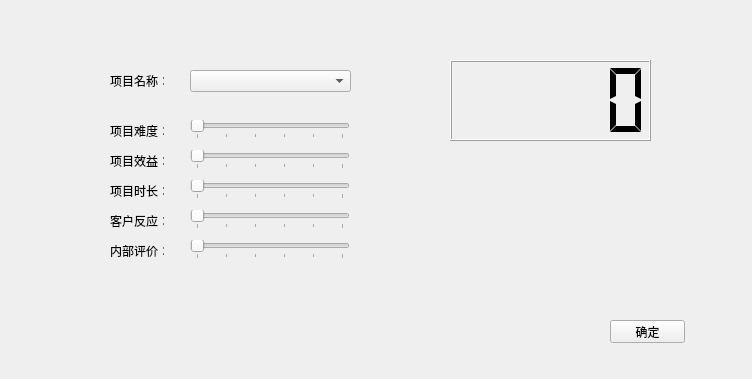
Old version of the form projectgrade.ui in the repository neverlandgy/teamhelper.
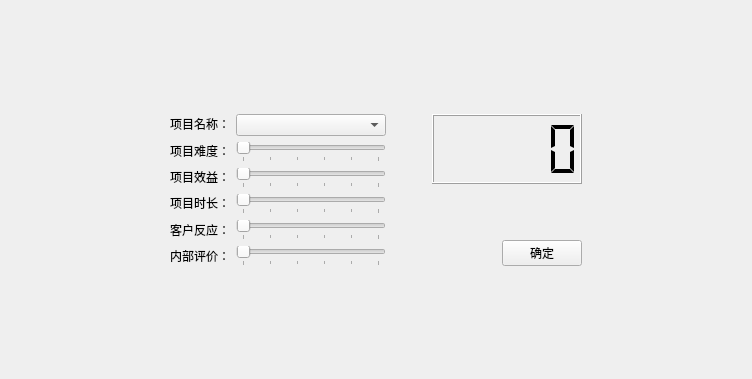
New version of the form.

```diff
--- a/projectgrade.ui
+++ b/projectgrade.ui
@@ -19,54 +19,86 @@
   <property name="frameShadow">
    <enum>QFrame::Raised</enum>
   </property>
+  <layout class="QGridLayout" name="gridLayout">
+   <item row="1" column="2">
+    <spacer name="horizontalSpacer_3">
+     <property name="orientation">
+      <enum>Qt::Horizontal</enum>
+     </property>
+     <property name="sizeType">
+      <enum>QSizePolicy::Expanding</enum>
+     </property>
+     <property name="sizeHint" stdset="0">
+      <size>
+       <width>40</width>
+       <height>20</height>
+      </size>
+     </property>
+    </spacer>
+   </item>
+   <item row="1" column="0">
+    <spacer name="horizontalSpacer_2">
+     <property name="orientation">
+      <enum>Qt::Horizontal</enum>
+     </property>
+     <property name="sizeType">
+      <enum>QSizePolicy::Expanding</enum>
+     </property>
+     <property name="sizeHint" stdset="0">
+      <size>
+       <width>40</width>
+       <height>20</height>
+      </size>
+     </property>
+    </spacer>
+   </item>
+   <item row="0" column="1">
+    <spacer name="verticalSpacer_2">
+     <property name="orientation">
+      <enum>Qt::Vertical</enum>
+     </property>
+     <property name="sizeHint" stdset="0">
+      <size>
+       <width>20</width>
+       <height>40</height>
+      </size>
+     </property>
+    </spacer>
+   </item>
+   <item row="1" column="1">
+    <layout class="QHBoxLayout" name="horizontalLayout">
+     <item>
+      <layout class="QVBoxLayout" name="verticalLayout">
+       <item>
+        <widget class="QLabel" name="label_6">
+         <property name="text">
+          <string>项目名称：</string>
+         </property>
+        </widget>
+       </item>
+       <item>
   <widget class="QLabel" name="label">
-   <property name="geometry">
-    <rect>
-     <x>110</x>
-     <y>120</y>
-     <width>54</width>
-     <height>21</height>
-    </rect>
-   </property>
    <property name="text">
     <string>项目难度：</string>
    </property>
   </widget>
+       </item>
+       <item>
   <widget class="QLabel" name="label_2">
-   <property name="geometry">
-    <rect>
-     <x>110</x>
-     <y>150</y>
-     <width>54</width>
-     <height>21</height>
-    </rect>
-   </property>
    <property name="text">
     <string>项目效益：</string>
    </property>
   </widget>
+       </item>
+       <item>
   <widget class="QLabel" name="label_3">
-   <property name="geometry">
-    <rect>
-     <x>110</x>
-     <y>180</y>
-     <width>54</width>
-     <height>21</height>
-    </rect>
-   </property>
    <property name="text">
     <string>项目时长：</string>
    </property>
   </widget>
+       </item>
+       <item>
   <widget class="QLabel" name="label_4">
-   <property name="geometry">
-    <rect>
-     <x>110</x>
-     <y>210</y>
-     <width>54</width>
-     <height>21</height>
-    </rect>
-   </property>
    <property name="frameShape">
     <enum>QFrame::NoFrame</enum>
    </property>
@@ -74,27 +106,47 @@
     <string>客户反应：</string>
    </property>
   </widget>
+       </item>
+       <item>
   <widget class="QLabel" name="label_5">
-   <property name="geometry">
-    <rect>
-     <x>110</x>
-     <y>240</y>
-     <width>54</width>
-     <height>21</height>
-    </rect>
-   </property>
    <property name="text">
     <string>内部评价：</string>
    </property>
   </widget>
+       </item>
+      </layout>
+     </item>
+     <item>
+      <layout class="QVBoxLayout" name="verticalLayout_2">
+       <item>
+        <widget class="QComboBox" name="comboBox">
+         <property name="sizePolicy">
+          <sizepolicy hsizetype="Fixed" vsizetype="Fixed">
+           <horstretch>0</horstretch>
+           <verstretch>0</verstretch>
+          </sizepolicy>
+         </property>
+         <property name="minimumSize">
+          <size>
+           <width>150</width>
+           <height>0</height>
+          </size>
+         </property>
+        </widget>
+       </item>
+       <item>
   <widget class="QSlider" name="horizontalSlider_Diff">
-   <property name="geometry">
-    <rect>
-     <x>190</x>
-     <y>120</y>
-     <width>160</width>
-     <height>19</height>
-    </rect>
+         <property name="sizePolicy">
+          <sizepolicy hsizetype="Fixed" vsizetype="Fixed">
+           <horstretch>0</horstretch>
+           <verstretch>0</verstretch>
+          </sizepolicy>
+         </property>
+         <property name="minimumSize">
+          <size>
+           <width>150</width>
+           <height>0</height>
+          </size>
    </property>
    <property name="layoutDirection">
     <enum>Qt::RightToLeft</enum>
@@ -121,14 +173,20 @@
     <enum>QSlider::TicksBelow</enum>
    </property>
   </widget>
+       </item>
+       <item>
   <widget class="QSlider" name="horizontalSlider_Benefit">
-   <property name="geometry">
-    <rect>
-     <x>190</x>
-     <y>150</y>
-     <width>160</width>
-     <height>19</height>
-    </rect>
+         <property name="sizePolicy">
+          <sizepolicy hsizetype="Fixed" vsizetype="Fixed">
+           <horstretch>0</horstretch>
+           <verstretch>0</verstretch>
+          </sizepolicy>
+         </property>
+         <property name="minimumSize">
+          <size>
+           <width>150</width>
+           <height>0</height>
+          </size>
    </property>
    <property name="layoutDirection">
     <enum>Qt::RightToLeft</enum>
@@ -155,14 +213,20 @@
     <enum>QSlider::TicksBelow</enum>
    </property>
   </widget>
+       </item>
+       <item>
   <widget class="QSlider" name="horizontalSlider_Time">
-   <property name="geometry">
-    <rect>
-     <x>190</x>
-     <y>180</y>
-     <width>160</width>
-     <height>19</height>
-    </rect>
+         <property name="sizePolicy">
+          <sizepolicy hsizetype="Fixed" vsizetype="Fixed">
+           <horstretch>0</horstretch>
+           <verstretch>0</verstretch>
+          </sizepolicy>
+         </property>
+         <property name="minimumSize">
+          <size>
+           <width>150</width>
+           <height>0</height>
+          </size>
    </property>
    <property name="layoutDirection">
     <enum>Qt::RightToLeft</enum>
@@ -189,14 +253,20 @@
     <enum>QSlider::TicksBelow</enum>
    </property>
   </widget>
+       </item>
+       <item>
   <widget class="QSlider" name="horizontalSlider_Report">
-   <property name="geometry">
-    <rect>
-     <x>190</x>
-     <y>210</y>
-     <width>160</width>
-     <height>19</height>
-    </rect>
+         <property name="sizePolicy">
+          <sizepolicy hsizetype="Fixed" vsizetype="Fixed">
+           <horstretch>0</horstretch>
+           <verstretch>0</verstretch>
+          </sizepolicy>
+         </property>
+         <property name="minimumSize">
+          <size>
+           <width>150</width>
+           <height>0</height>
+          </size>
    </property>
    <property name="layoutDirection">
     <enum>Qt::RightToLeft</enum>
@@ -223,14 +293,20 @@
     <enum>QSlider::TicksBelow</enum>
    </property>
   </widget>
+       </item>
+       <item>
   <widget class="QSlider" name="horizontalSlider_Review">
-   <property name="geometry">
-    <rect>
-     <x>190</x>
-     <y>240</y>
-     <width>160</width>
-     <height>19</height>
-    </rect>
+         <property name="sizePolicy">
+          <sizepolicy hsizetype="Fixed" vsizetype="Fixed">
+           <horstretch>0</horstretch>
+           <verstretch>0</verstretch>
+          </sizepolicy>
+         </property>
+         <property name="minimumSize">
+          <size>
+           <width>150</width>
+           <height>0</height>
+          </size>
    </property>
    <property name="layoutDirection">
     <enum>Qt::RightToLeft</enum>
@@ -257,50 +333,31 @@
     <enum>QSlider::TicksBelow</enum>
    </property>
   </widget>
-  <widget class="QPushButton" name="pushButton">
-   <property name="geometry">
-    <rect>
-     <x>610</x>
-     <y>320</y>
-     <width>75</width>
-     <height>23</height>
-    </rect>
-   </property>
-   <property name="text">
-    <string>确定</string>
-   </property>
-  </widget>
-  <widget class="QComboBox" name="comboBox">
-   <property name="geometry">
-    <rect>
-     <x>190</x>
-     <y>70</y>
-     <width>161</width>
-     <height>22</height>
-    </rect>
-   </property>
-  </widget>
-  <widget class="QLabel" name="label_6">
-   <property name="geometry">
-    <rect>
-     <x>110</x>
-     <y>70</y>
-     <width>54</width>
-     <height>21</height>
-    </rect>
-   </property>
-   <property name="text">
-    <string>项目名称：</string>
-   </property>
-  </widget>
+       </item>
+      </layout>
+     </item>
+     <item>
+      <spacer name="horizontalSpacer">
+       <property name="orientation">
+        <enum>Qt::Horizontal</enum>
+       </property>
+       <property name="sizeHint" stdset="0">
+        <size>
+         <width>40</width>
+         <height>20</height>
+        </size>
+       </property>
+      </spacer>
+     </item>
+     <item>
+      <layout class="QVBoxLayout" name="verticalLayout_3">
+       <item>
   <widget class="QLCDNumber" name="lcdNumber">
-   <property name="geometry">
-    <rect>
-     <x>450</x>
-     <y>60</y>
-     <width>201</width>
-     <height>81</height>
-    </rect>
+         <property name="minimumSize">
+          <size>
+           <width>150</width>
+           <height>70</height>
+          </size>
    </property>
    <property name="frameShape">
     <enum>QFrame::Box</enum>
@@ -315,6 +372,62 @@
     <enum>QLCDNumber::Flat</enum>
    </property>
   </widget>
+       </item>
+       <item>
+        <spacer name="verticalSpacer">
+         <property name="orientation">
+          <enum>Qt::Vertical</enum>
+         </property>
+         <property name="sizeHint" stdset="0">
+          <size>
+           <width>20</width>
+           <height>40</height>
+          </size>
+         </property>
+        </spacer>
+       </item>
+       <item>
+        <layout class="QHBoxLayout" name="horizontalLayout_2">
+         <item>
+          <spacer name="horizontalSpacer_4">
+           <property name="orientation">
+            <enum>Qt::Horizontal</enum>
+           </property>
+           <property name="sizeHint" stdset="0">
+            <size>
+             <width>40</width>
+             <height>20</height>
+            </size>
+           </property>
+          </spacer>
+         </item>
+         <item>
+          <widget class="QPushButton" name="pushButton">
+           <property name="text">
+            <string>确定</string>
+           </property>
+          </widget>
+         </item>
+        </layout>
+       </item>
+      </layout>
+     </item>
+    </layout>
+   </item>
+   <item row="2" column="1">
+    <spacer name="verticalSpacer_3">
+     <property name="orientation">
+      <enum>Qt::Vertical</enum>
+     </property>
+     <property name="sizeHint" stdset="0">
+      <size>
+       <width>20</width>
+       <height>40</height>
+      </size>
+     </property>
+    </spacer>
+   </item>
+  </layout>
  </widget>
  <resources/>
  <connections/>
```
Lines whose indentation alone changed are shown as unchanged.
